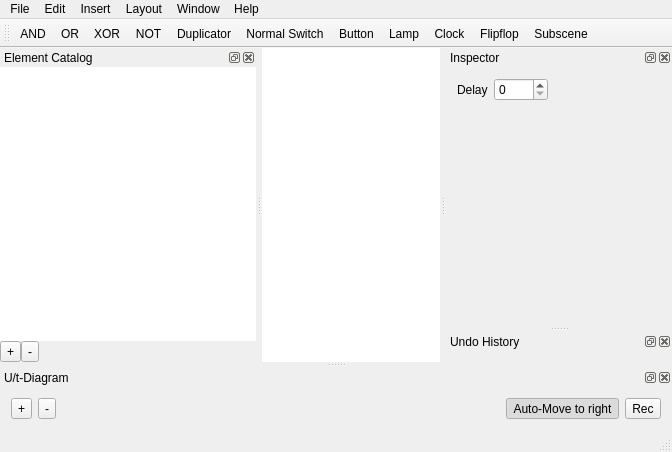
Before: the Qt Designer form src/widgets/mainwindow.ui in narrowtux/Gatter, drawn with Qt 5.
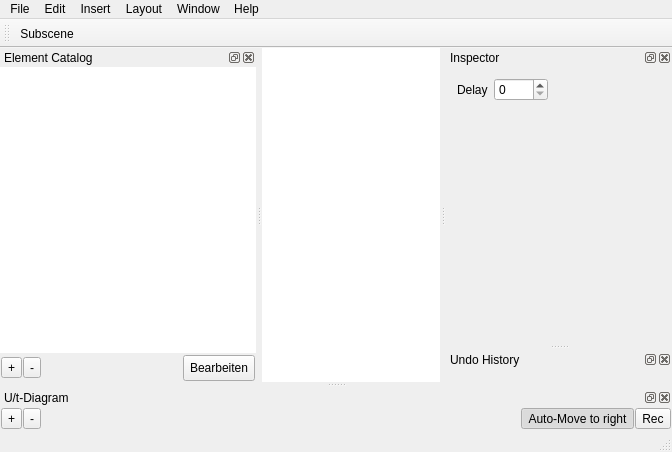
After: the same form once the commit is applied. Icons and pictures are not drawn. Custom widgets are drawn as their Qt base class.

Commit message: added properties to catalogitem removed insert element icons from toolbar to prevent users from trying to drag them into the scene selection and deselection of items will now be animated

Patch:
```diff
--- a/src/widgets/mainwindow.ui
+++ b/src/widgets/mainwindow.ui
@@ -189,16 +189,6 @@
    <attribute name="toolBarBreak">
     <bool>false</bool>
    </attribute>
-   <addaction name="actionInsertAND"/>
-   <addaction name="actionInsertOR"/>
-   <addaction name="actionInsertXOR"/>
-   <addaction name="actionInsertNOT"/>
-   <addaction name="actionMultiplexer"/>
-   <addaction name="actionInsertSwitch"/>
-   <addaction name="actionInsertButton"/>
-   <addaction name="actionInsertLamp"/>
-   <addaction name="actionInsertClock"/>
-   <addaction name="actionInsertFlipflop"/>
    <addaction name="actionInsertSubscene"/>
   </widget>
   <widget class="QStatusBar" name="statusBar"/>
@@ -249,7 +239,7 @@
           <x>0</x>
           <y>0</y>
           <width>226</width>
-          <height>204</height>
+          <height>245</height>
          </rect>
         </property>
         <layout class="QVBoxLayout" name="verticalLayout_3">
@@ -316,6 +306,12 @@
    </attribute>
    <widget class="QWidget" name="dockUTDiagramContents">
     <layout class="QGridLayout" name="gridLayout">
+     <property name="margin">
+      <number>1</number>
+     </property>
+     <property name="spacing">
+      <number>1</number>
+     </property>
      <item row="0" column="0">
       <widget class="QToolButton" name="addUTRecordingButton">
        <property name="contextMenuPolicy">
@@ -428,7 +424,7 @@
    <widget class="QWidget" name="dockWidgetContents_4">
     <layout class="QVBoxLayout" name="verticalLayout_4">
      <property name="spacing">
-      <number>0</number>
+      <number>1</number>
      </property>
      <property name="margin">
       <number>0</number>
@@ -466,14 +462,17 @@
         <bool>true</bool>
        </property>
        <attribute name="headerVisible">
-        <bool>false</bool>
+        <bool>true</bool>
        </attribute>
       </widget>
      </item>
      <item>
       <layout class="QHBoxLayout" name="horizontalLayout">
        <property name="spacing">
-        <number>0</number>
+        <number>1</number>
+       </property>
+       <property name="margin">
+        <number>1</number>
        </property>
        <item>
         <widget class="QToolButton" name="toolAddTemplateFromFile">
@@ -519,6 +518,19 @@
          </property>
         </spacer>
        </item>
+       <item>
+        <widget class="QToolButton" name="toolButton">
+         <property name="minimumSize">
+          <size>
+           <width>0</width>
+           <height>26</height>
+          </size>
+         </property>
+         <property name="text">
+          <string>Bearbeiten</string>
+         </property>
+        </widget>
+       </item>
       </layout>
      </item>
     </layout>
@@ -638,81 +650,6 @@
     <string>Help</string>
    </property>
   </action>
-  <action name="actionInsertAND">
-   <property name="text">
-    <string>AND</string>
-   </property>
-   <property name="shortcut">
-    <string>Ctrl+Shift+A</string>
-   </property>
-  </action>
-  <action name="actionInsertOR">
-   <property name="text">
-    <string>OR</string>
-   </property>
-   <property name="shortcut">
-    <string>Ctrl+Shift+O</string>
-   </property>
-  </action>
-  <action name="actionInsertXOR">
-   <property name="text">
-    <string>XOR</string>
-   </property>
-   <property name="shortcut">
-    <string>Ctrl+Shift+X</string>
-   </property>
-  </action>
-  <action name="actionInsertNOT">
-   <property name="text">
-    <string>NOT</string>
-   </property>
-   <property name="shortcut">
-    <string>Ctrl+Shift+N</string>
-   </property>
-  </action>
-  <action name="actionMultiplexer">
-   <property name="text">
-    <string>Duplicator</string>
-   </property>
-   <property name="toolTip">
-    <string>Duplicator</string>
-   </property>
-   <property name="shortcut">
-    <string>Ctrl+Shift+D</string>
-   </property>
-  </action>
-  <action name="actionInsertSwitch">
-   <property name="icon">
-    <iconset resource="../res.qrc">
-     <normaloff>:/icons/toolbar/switch.png</normaloff>:/icons/toolbar/switch.png</iconset>
-   </property>
-   <property name="text">
-    <string>Normal Switch</string>
-   </property>
-  </action>
-  <action name="actionInsertLamp">
-   <property name="icon">
-    <iconset resource="../res.qrc">
-     <normaloff>:/icons/toolbar/lamp.png</normaloff>:/icons/toolbar/lamp.png</iconset>
-   </property>
-   <property name="text">
-    <string>Lamp</string>
-   </property>
-  </action>
-  <action name="actionInsertButton">
-   <property name="icon">
-    <iconset resource="../res.qrc">
-     <normaloff>:/icons/toolbar/button.png</normaloff>:/icons/toolbar/button.png</iconset>
-   </property>
-   <property name="text">
-    <string>Button</string>
-   </property>
-  </action>
-  <action name="actionInsertClock">
-   <property name="text">
-    <string>Clock</string>
-   </property>
-  </action>
   <action name="actionLayoutLeft">
    <property name="text">
     <string>Left</string>
@@ -763,11 +700,6 @@
     <string>Delay</string>
    </property>
   </action>
-  <action name="actionInsertFlipflop">
-   <property name="text">
-    <string>Flipflop</string>
-   </property>
-  </action>
   <action name="actionInsertHexOutput">
    <property name="text">
     <string>Hex Output</string>
```
Left out of the diff: 19 changed lines with no effect on the pictures. The commit also changes 7 other files.
